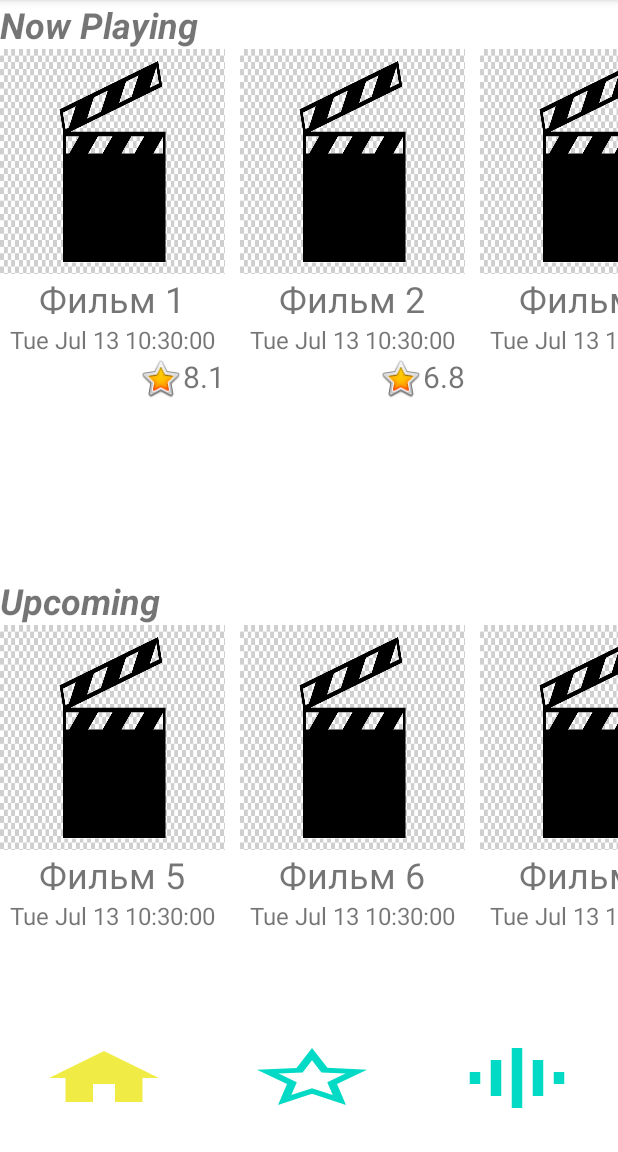
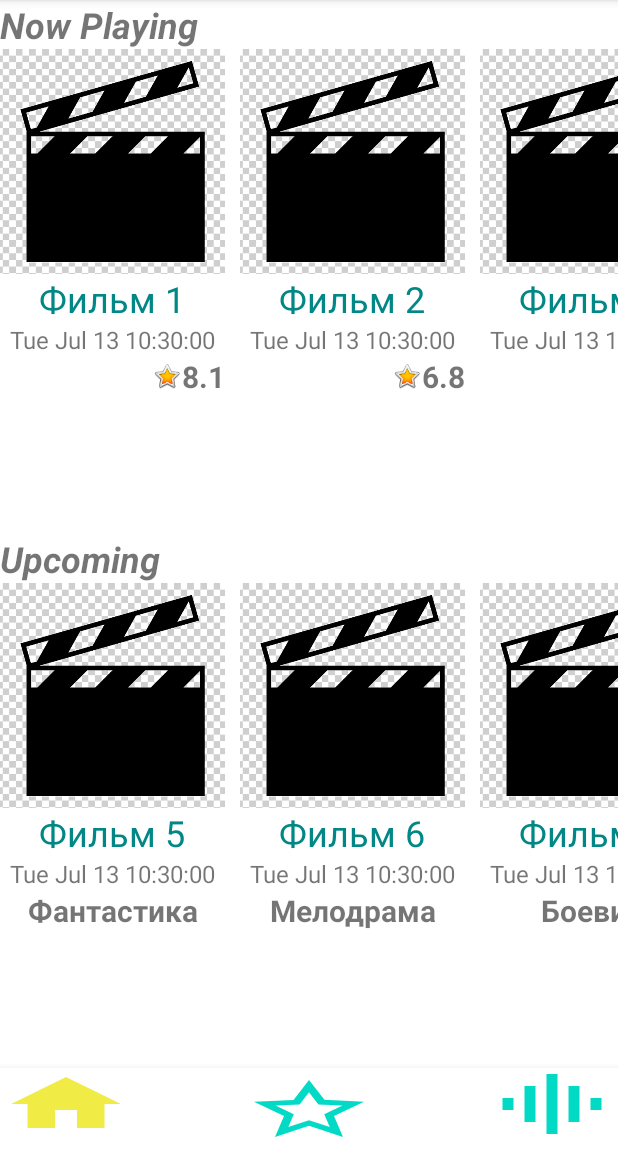
Before and after one commit to Amina1000/Movie, an Android app: the screen it shows after launch (MainActivity), on a phone screen of 412 x 824 dp, the part 84-1236 px from its top. Run offline under Robolectric (Android 15) with nearby library versions, the phone set to English and light mode, and no system bars.

Commit message:
1.Поправила ошибки, добавила ориентацию Ландшафт

```diff
--- a/app/src/main/java/com/example/ammymovie/ui/main/model/Movie.kt
+++ b/app/src/main/java/com/example/ammymovie/ui/main/model/Movie.kt
@@ -21,18 +21,22 @@ data class Movie(
 
 fun getNowPlayingMovies(): List<Movie> {
     return listOf(
-        Movie("Фильм 1","Movie 1", Calendar.getInstance().time, true, "8.1"),
-        Movie("Фильм 2","Movie 2", Calendar.getInstance().time, false, "6.8"),
-        Movie("Фильм 3","Movie 3", Calendar.getInstance().time, true, "7.4"),
-        Movie("Фильм 4","Movie 4", Calendar.getInstance().time, false, "5.2")
+        Movie("Фильм 1", "Movie 1", Calendar.getInstance().time, true, "8.1"),
+        Movie("Фильм 2", "Movie 2", Calendar.getInstance().time, false, "6.8"),
+        Movie("Фильм 3", "Movie 3", Calendar.getInstance().time, true, "7.4"),
+        Movie("Фильм 4", "Movie 4", Calendar.getInstance().time, false, "5.2"),
+        Movie("Фильм 9", "Movie 4", Calendar.getInstance().time, false, "5.2"),
+        Movie("Фильм 10", "Movie 4", Calendar.getInstance().time, false, "5.2")
     )
 }
 
 fun getUpcomingMovies(): List<Movie> {
     return listOf(
-        Movie("Фильм 5","Movie 5", Calendar.getInstance().time),
-        Movie("Фильм 6","Movie 6", Calendar.getInstance().time),
-        Movie("Фильм 7","Movie 7", Calendar.getInstance().time),
-        Movie("Фильм 8","Movie 8", Calendar.getInstance().time)
+        Movie("Фильм 5", "Movie 5", Calendar.getInstance().time, false, "", "", "Фантастика"),
+        Movie("Фильм 6", "Movie 6", Calendar.getInstance().time, false, "", "", "Мелодрама"),
+        Movie("Фильм 7", "Movie 7", Calendar.getInstance().time, false, "", "", "Боевик"),
+        Movie("Фильм 8", "Movie 8", Calendar.getInstance().time, false, "", "", "Триллер"),
+        Movie("Фильм 11", "Movie 8", Calendar.getInstance().time, false, "", "", "Комедия"),
+        Movie("Фильм 12", "Movie 8", Calendar.getInstance().time, false, "", "", "Документальный")
     )
 }
--- a/app/src/main/java/com/example/ammymovie/ui/main/view/MainFragment.kt
+++ b/app/src/main/java/com/example/ammymovie/ui/main/view/MainFragment.kt
@@ -8,9 +8,10 @@ import androidx.core.content.res.ResourcesCompat
 import androidx.fragment.app.Fragment
 import androidx.lifecycle.ViewModelProvider
 import androidx.recyclerview.widget.DividerItemDecoration
+import androidx.recyclerview.widget.GridLayoutManager
 import androidx.recyclerview.widget.LinearLayoutManager
 import com.example.ammymovie.R
-import com.example.ammymovie.databinding.MainFragmentBinding
+import com.example.ammymovie.databinding.FragmentMainBinding
 import com.example.ammymovie.ui.main.model.Movie
 import com.example.ammymovie.ui.main.viewmodel.AppState
 import com.example.ammymovie.ui.main.viewmodel.MainViewModel
@@ -23,9 +24,10 @@ class MainFragment : Fragment() {
     }
 
     private lateinit var viewModel: MainViewModel
-    private var _binding: MainFragmentBinding? = null
+    private var _binding: FragmentMainBinding? = null
     private val adapterPlayNow = NowPlayingFragmentAdapter()
     private val adapterUpcoming = UpcomingFragmentAdapter()
+    private var isLandscape = false
 
     private val binding
         get() = _binding!!
@@ -34,7 +36,9 @@ class MainFragment : Fragment() {
         inflater: LayoutInflater, container: ViewGroup?,
         savedInstanceState: Bundle?
     ): View {
-        _binding = MainFragmentBinding.inflate(inflater, container, false)
+        _binding = FragmentMainBinding.inflate(inflater, container, false)
+        isLandscape = resources.configuration.orientation ==
+                android.content.res.Configuration.ORIENTATION_LANDSCAPE
         return binding.root
     }
 
@@ -47,6 +51,10 @@ class MainFragment : Fragment() {
 
     private fun initRecycler() {
         // Создаем два списка
+        if (isLandscape) {
+            binding.recyclerPlaying.layoutManager = GridLayoutManager(context, 2)
+            binding.recyclerUpcoming.layoutManager = GridLayoutManager(context, 2)
+        }
         binding.recyclerPlaying.adapter = adapterPlayNow
         binding.recyclerUpcoming.adapter = adapterUpcoming
         val itemDecoration = dividerItemDecoration()
@@ -80,8 +88,8 @@ class MainFragment : Fragment() {
                 loadingLayout.visibility = View.GONE
                 adapterPlayNow.setData(movieDataPlay)
                 adapterUpcoming.setData(movieDataCome)
-                adapterPlayNow.setOnItemClickListener {openScreen(it)}
-                adapterUpcoming.setOnItemClickListener{openScreen(it)}
+                adapterPlayNow.setOnItemClickListener { openScreen(it) }
+                adapterUpcoming.setOnItemClickListener { openScreen(it) }
             }
             is AppState.Loading -> {
                 loadingLayout.visibility = View.VISIBLE
--- a/app/src/main/java/com/example/ammymovie/ui/main/view/NowPlayingFragmentAdapter.kt
+++ b/app/src/main/java/com/example/ammymovie/ui/main/view/NowPlayingFragmentAdapter.kt
@@ -9,11 +9,11 @@ import androidx.recyclerview.widget.RecyclerView
 import com.example.ammymovie.R
 import com.example.ammymovie.ui.main.model.Movie
 
-class NowPlayingFragmentAdapter: RecyclerView.Adapter<NowPlayingFragmentAdapter.ViewHolder>() {
+class NowPlayingFragmentAdapter : RecyclerView.Adapter<NowPlayingFragmentAdapter.ViewHolder>() {
 
     // Адаптер для первого списка
     private var movieData: List<Movie> = emptyList()
-    private var itemClickListener: OnItemClickListener?=null
+    private var itemClickListener: OnItemClickListener? = null
 
     fun setData(data: List<Movie>) {
         movieData = data
@@ -48,18 +48,17 @@ class NowPlayingFragmentAdapter: RecyclerView.Adapter<NowPlayingFragmentAdapter.
     fun setOnItemClickListener(itemClickListener: OnItemClickListener) {
         this.itemClickListener = itemClickListener
     }
+
     fun removeListener() {
         itemClickListener = null
     }
 
     inner class ViewHolder(view: View) : RecyclerView.ViewHolder(view) {
-
         fun bind(movie: Movie) {
             itemView.findViewById<TextView>(R.id.title_play).text = movie.name
             itemView.findViewById<TextView>(R.id.rating).text = movie.rating
             itemView.findViewById<TextView>(R.id.date_play).text = movie.releaseDate.toString()
-            itemView.findViewById<AppCompatImageView>(R.id.image_view_play)
-            itemView.setOnClickListener {
+            itemView.findViewById<AppCompatImageView>(R.id.image_view_play).setOnClickListener {
                 itemClickListener?.onItemClick(movie)
             }
         }
--- a/app/src/main/java/com/example/ammymovie/ui/main/view/UpcomingFragmentAdapter.kt
+++ b/app/src/main/java/com/example/ammymovie/ui/main/view/UpcomingFragmentAdapter.kt
@@ -4,7 +4,6 @@ import android.view.LayoutInflater
 import android.view.View
 import android.view.ViewGroup
 import android.widget.TextView
-import android.widget.Toast
 import androidx.appcompat.widget.AppCompatImageView
 import androidx.recyclerview.widget.RecyclerView
 import com.example.ammymovie.R
@@ -15,7 +14,7 @@ class UpcomingFragmentAdapter : RecyclerView.Adapter<UpcomingFragmentAdapter.Vie
 
     //Адаптер для второго списка
     private var movieData: List<Movie> = emptyList()
-    private var itemClickListener: OnItemClickListener?=null
+    private var itemClickListener: OnItemClickListener? = null
 
     fun setData(data: List<Movie>) {
         movieData = data
@@ -40,6 +39,7 @@ class UpcomingFragmentAdapter : RecyclerView.Adapter<UpcomingFragmentAdapter.Vie
     override fun getItemCount(): Int {
         return movieData.size
     }
+
     // Интерфейс для обработки нажатий, как в ListView
     fun interface OnItemClickListener {
         fun onItemClick(movie: Movie)
@@ -49,13 +49,14 @@ class UpcomingFragmentAdapter : RecyclerView.Adapter<UpcomingFragmentAdapter.Vie
     fun setOnItemClickListener(itemClickListener: OnItemClickListener) {
         this.itemClickListener = itemClickListener
     }
+
     inner class ViewHolder(view: View) : RecyclerView.ViewHolder(view) {
 
         fun bind(movie: Movie) {
             itemView.findViewById<TextView>(R.id.title_upcome).text = movie.name
             itemView.findViewById<TextView>(R.id.date_upcome).text = movie.releaseDate.toString()
-            itemView.findViewById<AppCompatImageView>(R.id.image_view_come)
-            itemView.setOnClickListener {
+            itemView.findViewById<TextView>(R.id.genre_item).text = movie.genre
+            itemView.findViewById<AppCompatImageView>(R.id.image_view_come).setOnClickListener {
                 itemClickListener?.onItemClick(movie)
             }
         }
--- /dev/null
+++ b/app/src/main/res/layout-land/fragment_main.xml
@@ -0,0 +1,76 @@
+<?xml version="1.0" encoding="utf-8"?>
+<FrameLayout xmlns:android="http://schemas.android.com/apk/res/android"
+    xmlns:app="http://schemas.android.com/apk/res-auto"
+    xmlns:tools="http://schemas.android.com/tools"
+    android:layout_width="match_parent"
+    android:layout_height="match_parent">
+
+    <LinearLayout
+        android:id="@+id/mainView"
+        android:layout_width="match_parent"
+        android:layout_height="match_parent"
+        android:orientation="horizontal"
+        android:baselineAligned="false">
+        <FrameLayout
+            android:layout_width="0dp"
+            android:layout_height="match_parent"
+            android:layout_gravity="start"
+            android:layout_weight="1"
+            android:layout_marginEnd="10dp">
+            <androidx.recyclerview.widget.RecyclerView
+                android:id="@+id/recycler_playing"
+                android:layout_width="match_parent"
+                android:layout_height="match_parent"
+                android:layout_gravity="bottom"
+                android:orientation="vertical"
+                android:scrollbars="vertical"
+                app:layoutManager="GridLayoutManager"
+                tools:listitem="@layout/item_now_playing" />
+            <TextView
+                android:layout_width="match_parent"
+                android:layout_height="wrap_content"
+                android:text="@string/rec_view_play"
+                android:textSize="@dimen/title_size"
+                android:textStyle="bold|italic"
+                android:layout_gravity="top"/>
+        </FrameLayout>
+        <FrameLayout
+            android:layout_width="0dp"
+            android:layout_height="match_parent"
+            android:layout_gravity="end"
+            android:layout_weight="1"
+            android:layout_marginStart="10dp">
+            <androidx.recyclerview.widget.RecyclerView
+                android:id="@+id/recycler_upcoming"
+                android:layout_width="match_parent"
+                android:layout_height="match_parent"
+                android:orientation="vertical"
+                android:scrollbars="vertical"
+                app:layoutManager="LinearLayoutManager"
+                tools:listitem="@layout/item_upcoming" />
+            <TextView
+                android:layout_width="match_parent"
+                android:layout_height="wrap_content"
+                android:text="@string/res_view_come"
+                android:textSize="@dimen/title_size"
+                android:textStyle="bold|italic"/>
+        </FrameLayout>
+
+    </LinearLayout>
+
+    <FrameLayout
+        android:id="@+id/loading_layout"
+        android:layout_width="match_parent"
+        android:layout_height="match_parent"
+        android:background="@color/background"
+        android:visibility="gone"
+        tools:visibility="visible">
+
+        <ProgressBar
+            style="?android:attr/progressBarStyleLarge"
+            android:layout_width="wrap_content"
+            android:layout_height="wrap_content"
+            android:layout_gravity="center" />
+    </FrameLayout>
+
+</FrameLayout>
--- a/app/src/main/res/layout/item_now_playing.xml
+++ b/app/src/main/res/layout/item_now_playing.xml
@@ -10,7 +10,7 @@
         android:layout_height="@dimen/item_height"
         app:srcCompat="@drawable/cinematografico"
         android:clickable="true"
-        android:scaleType="fitXY"
+        android:scaleType="centerCrop"
         android:focusable="true" />
     <TextView
         android:id="@+id/title_play"
@@ -18,7 +18,8 @@
         android:layout_height="wrap_content"
         android:text="@string/item_naming"
         android:gravity="center"
-        android:textSize="@dimen/title_size" />
+        android:textSize="@dimen/title_size"
+        android:textColor="@color/teal_700"/>
     <TextView
         android:id="@+id/date_play"
         android:layout_width="match_parent"
@@ -34,14 +35,16 @@
 
         <androidx.appcompat.widget.AppCompatImageView
             android:id="@+id/favoriteIcone"
-            android:layout_width="30dp"
-            android:layout_height="30dp"
+            android:layout_width="@dimen/star"
+            android:layout_gravity="center"
+            android:layout_height="@dimen/star"
             app:srcCompat="@android:drawable/btn_star_big_on" />
         <TextView
             android:id="@+id/rating"
             android:layout_width="match_parent"
             android:layout_height="wrap_content"
             android:text="@string/rating"
+            android:textStyle="bold"
             android:textSize="20sp" />
     </LinearLayout>
 
--- a/app/src/main/res/layout/item_upcoming.xml
+++ b/app/src/main/res/layout/item_upcoming.xml
@@ -11,7 +11,7 @@
         android:layout_height="@dimen/item_height"
         app:srcCompat="@drawable/cinematografico"
         android:clickable="true"
-        android:scaleType="fitXY"
+        android:scaleType="centerCrop"
         android:focusable="true" />
     <TextView
         android:id="@+id/title_upcome"
@@ -19,6 +19,7 @@
         android:layout_height="wrap_content"
         android:text="@string/item_naming"
         android:gravity="center"
+        android:textColor="@color/teal_700"
         android:textSize="@dimen/title_size" />
     <TextView
         android:id="@+id/date_upcome"
@@ -27,4 +28,12 @@
         android:gravity="center"
         android:text="@string/release_date"
         android:textSize="@dimen/release_date" />
+    <TextView
+        android:id="@+id/genre_item"
+        android:layout_width="match_parent"
+        android:layout_height="wrap_content"
+        android:gravity="center"
+        android:text="@string/genre"
+        android:textSize="20sp"
+        android:textStyle="bold"/>
 </LinearLayout>
--- a/app/src/main/res/layout/main_activity.xml
+++ b/app/src/main/res/layout/main_activity.xml
@@ -1,37 +1,42 @@
 <?xml version="1.0" encoding="utf-8"?>
-<FrameLayout xmlns:android="http://schemas.android.com/apk/res/android"
-    xmlns:tools="http://schemas.android.com/tools"
+<LinearLayout xmlns:android="http://schemas.android.com/apk/res/android"
     android:layout_width="match_parent"
     android:layout_height="match_parent"
-    tools:context=".ui.main.view.MainActivity">
+    android:orientation="vertical">
 
-    <LinearLayout
+    <FrameLayout
         android:id="@+id/container"
         android:layout_width="match_parent"
-        android:layout_height="match_parent"
-        android:orientation="horizontal">
-    </LinearLayout>
+        android:layout_height="0dp"
+        android:layout_weight="1" />
 
-    <LinearLayout
+    <com.google.android.material.bottomnavigation.BottomNavigationView
+        android:id="@+id/navigation"
         android:layout_width="match_parent"
         android:layout_height="wrap_content"
         android:layout_gravity="bottom">
+
         <ToggleButton
             android:id="@+id/btnHome"
             style="@style/btn_main_menu"
+            android:layout_gravity="start"
             android:background="@drawable/ic_baseline_home_20"
-            android:checked="true"/>
+            android:checked="true" />
+
         <ToggleButton
             android:id="@+id/btnFavorite"
+            style="@style/btn_main_menu"
+            android:layout_gravity="center"
             android:background="@drawable/ic_baseline_star_border_20_off"
-            style="@style/btn_main_menu"
-            android:checked="false"/>
+            android:checked="false" />
+
         <ToggleButton
             android:id="@+id/btnRating"
+            style="@style/btn_main_menu"
+            android:layout_gravity="end"
             android:background="@drawable/ic_baseline_graphic_eq_20_off"
-            style="@style/btn_main_menu"
-            android:checked="false"/>
+            android:checked="false" />
 
-    </LinearLayout>
+    </com.google.android.material.bottomnavigation.BottomNavigationView>
 
-</FrameLayout>
+</LinearLayout>
--- a/app/src/main/res/values/dimen.xml
+++ b/app/src/main/res/values/dimen.xml
@@ -1,7 +1,6 @@
 <?xml version="1.0" encoding="utf-8"?>
 <resources>
     <dimen name="city_name_margin_top">50dp</dimen>
-    <dimen name="margin_btn_dp">25dp</dimen>
     <dimen name="temperature_value_text_size">40sp</dimen>
     <dimen name="feels_like_text_size">30sp</dimen>
 </resources>
--- a/app/src/main/res/values/dimens.xml
+++ b/app/src/main/res/values/dimens.xml
@@ -7,4 +7,6 @@
     <dimen name="separator">10dp</dimen>
     <dimen name="title_detail">32sp</dimen>
     <dimen name="description_size">20sp</dimen>
+    <dimen name="margin_desc">5dp</dimen>
+    <dimen name="star">20dp</dimen>
 </resources>
--- a/app/src/main/res/values/styles.xml
+++ b/app/src/main/res/values/styles.xml
@@ -1,7 +1,7 @@
 <?xml version="1.0" encoding="utf-8"?>
 <resources>
     <style name="detail">
-        <item name="android:layout_width">wrap_content</item>
+        <item name="android:layout_width">match_parent</item>
         <item name="android:layout_height">wrap_content</item>
         <item name="android:textSize">@dimen/description_size</item>
         <item name="android:textStyle">bold</item>
@@ -10,10 +10,8 @@
     <style name="btn_main_menu">
         <item name="android:layout_width">wrap_content</item>
         <item name="android:layout_height">wrap_content</item>
-        <item name="android:showText">false</item>
         <item name="android:textOn">""</item>
         <item name="android:textOff">""</item>
         <item name="android:text">""</item>
-        <item name="android:layout_margin">@dimen/margin_btn_dp</item>
     </style>
 </resources>
```
Also changed, not shown: app/src/main/res/layout-land/fragment_details.xml (added, +96 -0 lines), app/src/main/res/layout/fragment_main.xml (renamed from app/src/main/res/layout/main_fragment.xml).
